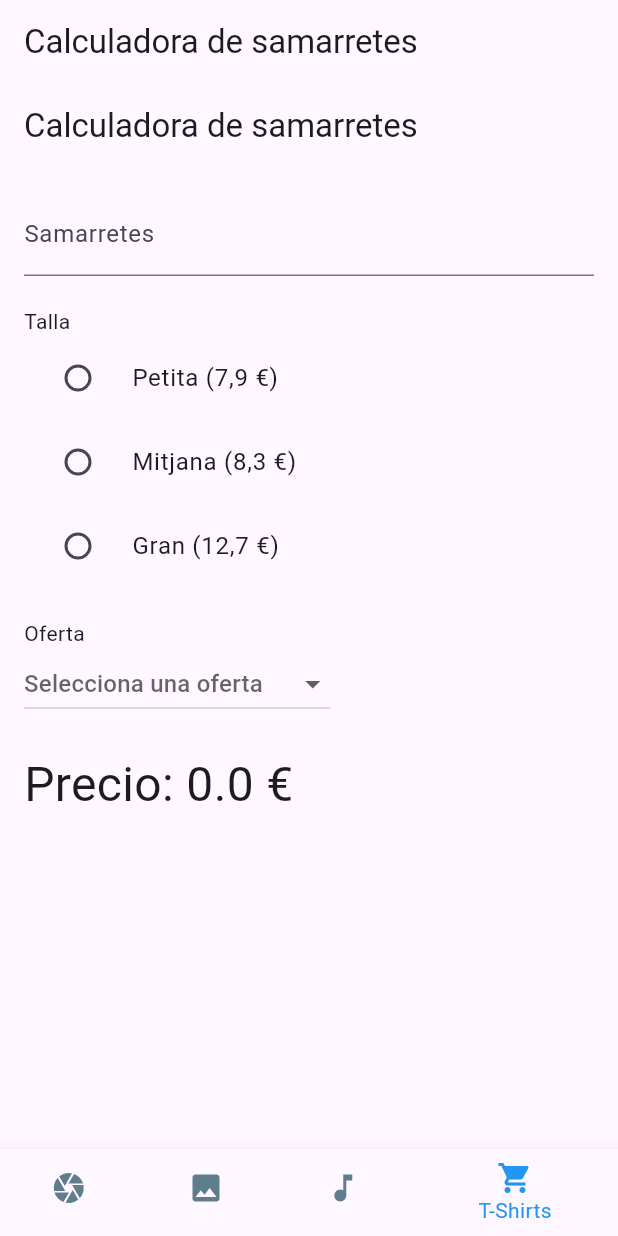
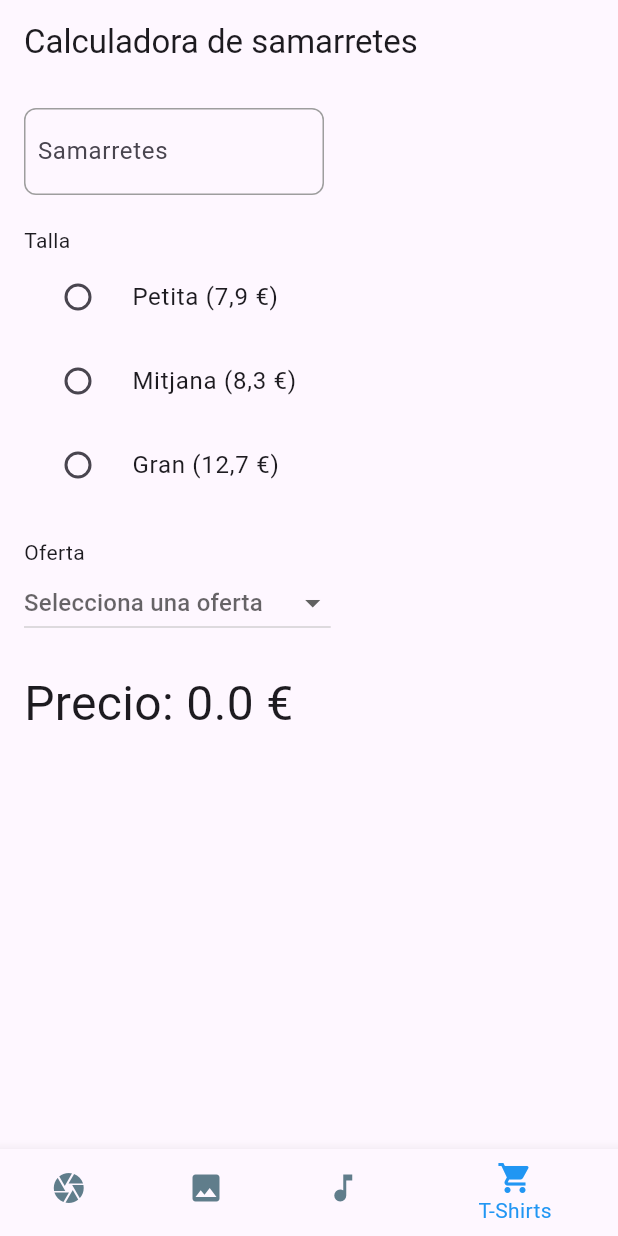
Before and after one commit to vnaranjobemen/flutter_application_2, a Flutter app: the screen it shows after launch, item 4 of the bottom bar chosen, on a phone screen of 412 x 824 dp. Run offline on Flutter 3.47's test engine with Material 3 defaults, Android fonts, the phone set to English and light mode, and no system bars; our stand-ins replace audioplayers, camera, cross_file, faker, flutter_svg.

Commit message:
quitar scaffold  y tamaño de la app

```diff
--- a/lib/cat/bemen3/m7/camera/t_shirt_calculator_sceen.dart
+++ b/lib/cat/bemen3/m7/camera/t_shirt_calculator_sceen.dart
@@ -10,21 +10,28 @@ class TShirtCalculatorScreen extends StatefulWidget {
 class _TShirtCalculatorScreenState extends State<TShirtCalculatorScreen> {
   @override
   Widget build(BuildContext context) {
-    return Scaffold(
-      appBar: AppBar(
-        title: const Text('Calculadora de samarretes'),
-      ),
-      body: Padding(
+    return Padding(
       padding: const EdgeInsets.all(16.0),
       child: Column(
         crossAxisAlignment: CrossAxisAlignment.start,
         children: <Widget>[
-            TextField(
+          Container(
+            width: 200, // Set the desired width
+            decoration: BoxDecoration(
+              border: Border.all(color: Colors.grey), // Add border
+              borderRadius:
+                  BorderRadius.circular(8), // Optional: Add border radius
+            ),
+            child: TextField(
               decoration: const InputDecoration(
                 labelText: 'Samarretes',
                 hintText: 'Número de samarretes',
+                border: InputBorder.none, // Remove default border
+                contentPadding:
+                    EdgeInsets.all(8), // Add padding inside the border
               ),
               keyboardType: TextInputType.number,
+            ),
           ),
           const SizedBox(height: 20),
           const Text('Talla'),
@@ -69,7 +76,6 @@ class _TShirtCalculatorScreenState extends State<TShirtCalculatorScreen> {
           ),
         ],
       ),
-      ),
     );
   }
 }
--- a/lib/main.dart
+++ b/lib/main.dart
@@ -7,5 +7,11 @@ void main() async {
   final cameras = await mobile_cams.availableCameras();
   final firstCamera = cameras.first;
 
-  runApp(CameraApp(camera: firstCamera));
+  runApp(
+    SizedBox(
+      width: 390,
+      height: 844,
+      child: CameraApp(camera: firstCamera),
+    ),
+  );
 }
```
Lines whose indentation alone changed are shown as unchanged.
